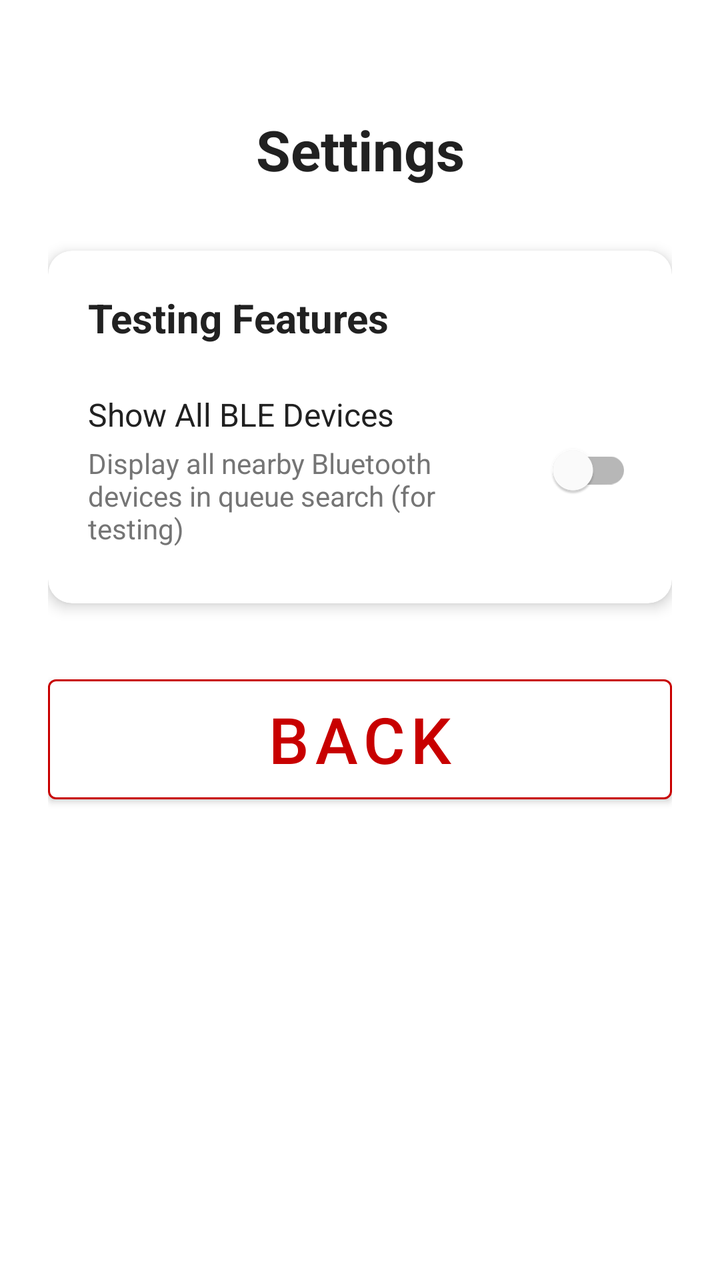
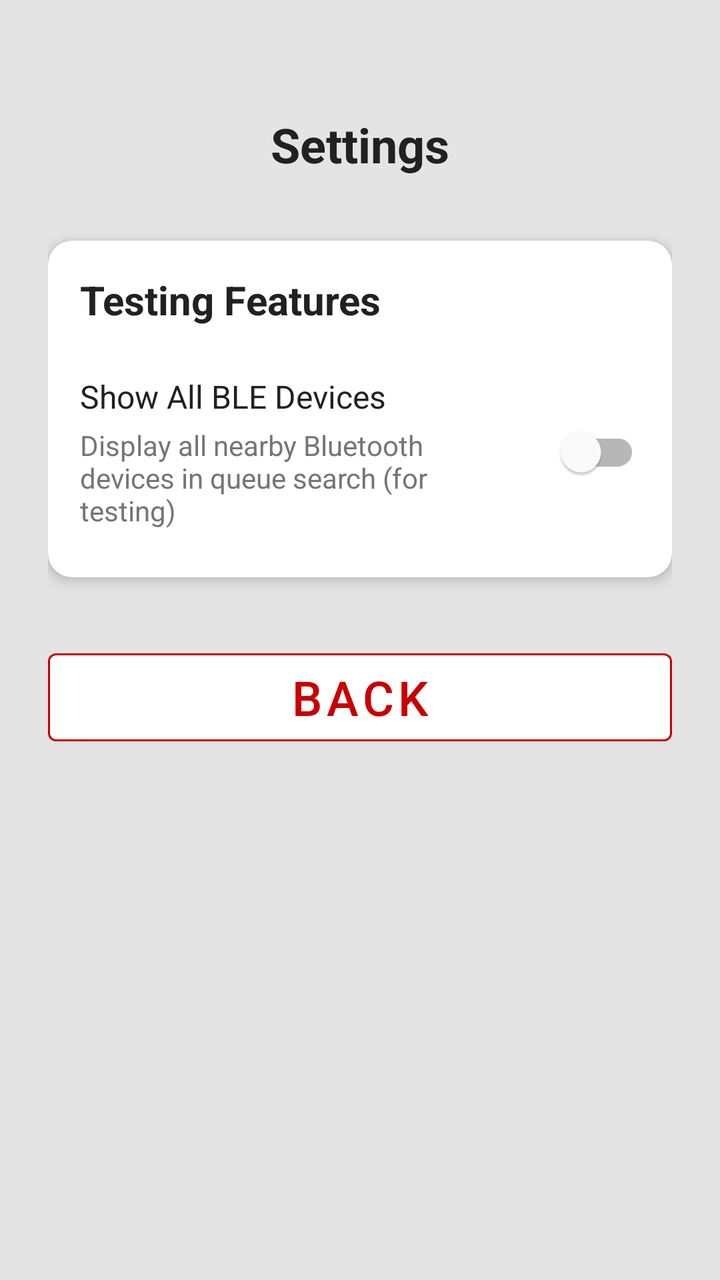

Two renders of the same Android screen: before a commit and after it. Below are the layout's source before the change and the commit's diff.
<!-- AndroidManifest.xml: application theme Theme.VQueue -->
<!-- res/layout/fragment_settings.xml -->
<?xml version="1.0" encoding="utf-8"?>
<androidx.core.widget.NestedScrollView xmlns:android="http://schemas.android.com/apk/res/android"
    xmlns:app="http://schemas.android.com/apk/res-auto"
    android:layout_width="match_parent"
    android:layout_height="match_parent"
    android:background="@color/background_primary"
    android:fillViewport="true">

    <androidx.constraintlayout.widget.ConstraintLayout
        android:layout_width="match_parent"
        android:layout_height="wrap_content"
        android:padding="24dp">

        
        <TextView
            android:id="@+id/headerText"
            android:layout_width="0dp"
            android:layout_height="wrap_content"
            android:text="Settings"
            android:textSize="28sp"
            android:textStyle="bold"
            android:textColor="@color/text_primary"
            android:gravity="center"
            android:layout_marginTop="32dp"
            app:layout_constraintTop_toTopOf="parent"
            app:layout_constraintStart_toStartOf="parent"
            app:layout_constraintEnd_toEndOf="parent" />

        
        <com.google.android.material.card.MaterialCardView
            android:id="@+id/testingCard"
            android:layout_width="0dp"
            android:layout_height="wrap_content"
            android:layout_marginTop="32dp"
            app:cardCornerRadius="12dp"
            app:cardElevation="4dp"
            app:cardBackgroundColor="@color/surface"
            app:layout_constraintTop_toBottomOf="@id/headerText"
            app:layout_constraintStart_toStartOf="parent"
            app:layout_constraintEnd_toEndOf="parent">

            <LinearLayout
                android:layout_width="match_parent"
                android:layout_height="wrap_content"
                android:orientation="vertical"
                android:padding="20dp">

                <TextView
                    android:layout_width="wrap_content"
                    android:layout_height="wrap_content"
                    android:text="Testing Features"
                    android:textSize="20sp"
                    android:textStyle="bold"
                    android:textColor="@color/text_primary"
                    android:layout_marginBottom="16dp" />

                
                <LinearLayout
                    android:layout_width="match_parent"
                    android:layout_height="wrap_content"
                    android:orientation="horizontal"
                    android:gravity="center_vertical"
                    android:paddingVertical="8dp">

                    <LinearLayout
                        android:layout_width="0dp"
                        android:layout_height="wrap_content"
                        android:layout_weight="1"
                        android:orientation="vertical">

                        <TextView
                            android:layout_width="wrap_content"
                            android:layout_height="wrap_content"
                            android:text="Show All BLE Devices"
                            android:textSize="16sp"
                            android:textColor="@color/text_primary" />

                        <TextView
                            android:layout_width="wrap_content"
                            android:layout_height="wrap_content"
                            android:layout_marginTop="4dp"
                            android:text="Display all nearby Bluetooth devices in queue search (for testing)"
                            android:textSize="14sp"
                            android:textColor="@color/text_secondary" />

                    </LinearLayout>

                    <com.google.android.material.switchmaterial.SwitchMaterial
                        android:id="@+id/showAllDevicesSwitch"
                        android:layout_width="wrap_content"
                        android:layout_height="wrap_content"
                        android:layout_marginStart="16dp" />

                </LinearLayout>

            </LinearLayout>

        </com.google.android.material.card.MaterialCardView>

        
        <com.google.android.material.button.MaterialButton
            android:id="@+id/backButton"
            android:layout_width="0dp"
            android:layout_height="72dp"
            android:layout_marginTop="32dp"
            android:text="Back"
            android:textSize="32sp"
            android:textColor="@color/primary"
            app:backgroundTint="@color/white"
            app:strokeColor="@color/primary"
            app:strokeWidth="1dp"
            app:layout_constraintTop_toBottomOf="@id/testingCard"
            app:layout_constraintStart_toStartOf="parent"
            app:layout_constraintEnd_toEndOf="parent" />

    </androidx.constraintlayout.widget.ConstraintLayout>

</androidx.core.widget.NestedScrollView>
<!-- resources referenced by this layout -->
<resources>
  <color name="background_primary">#FFFFFF</color>
  <color name="primary">#C80000</color>
  <color name="surface">#FFFFFFFF</color>
  <color name="text_primary">#FF212121</color>
  <color name="text_secondary">#FF757575</color>
  <color name="white">#FFFFFFFF</color>
  <style name="Theme.VQueue" parent="Theme.MaterialComponents.DayNight.DarkActionBar">
          <item name="windowActionBar">false</item>
          <item name="windowNoTitle">true</item>
          
          <item name="colorPrimary">@color/primary</item>
          <item name="colorPrimaryVariant">@color/primary_dark</item>
          <item name="colorOnPrimary">@color/text_on_primary</item>
          <item name="android:textColorSecondary">@color/text_on_primary</item>
  
          <item name="colorSecondary">@color/accent</item>
          <item name="colorOnSecondary">@color/text_on_primary</item>
  
          
          <item name="android:colorBackground">@color/background_primary</item>
          <item name="colorSurface">@color/surface</item>
          <item name="colorOnSurface">@color/text_primary</item>
  
          
          <item name="android:statusBarColor">@color/primary</item>
  
          <item name="cornerFamily">rounded</item>
          <item name="cornerSize">16dp</item>
      </style>
  <color name="primary_dark">#BB0000</color>
  <color name="text_on_primary">#FFFFFFFF</color>
  <color name="accent">#FF03DAC5</color>
</resources>

<!-- the commit's change to res/layout/fragment_settings.xml (unified diff, before → after) -->
@@ -3,13 +3,13 @@
     xmlns:app="http://schemas.android.com/apk/res-auto"
     android:layout_width="match_parent"
     android:layout_height="match_parent"
-    android:background="@color/background_primary"
+    android:background="@color/background"
     android:fillViewport="true">
 
     <androidx.constraintlayout.widget.ConstraintLayout
         android:layout_width="match_parent"
         android:layout_height="wrap_content"
-        android:padding="24dp">
+        android:padding="@dimen/padding_large">
 
         
         <TextView
@@ -17,11 +17,11 @@
             android:layout_width="0dp"
             android:layout_height="wrap_content"
             android:text="Settings"
-            android:textSize="28sp"
+            android:textSize="@dimen/text_size_header"
             android:textStyle="bold"
             android:textColor="@color/text_primary"
             android:gravity="center"
-            android:layout_marginTop="32dp"
+            android:layout_marginTop="@dimen/margin_xlarge"
             app:layout_constraintTop_toTopOf="parent"
             app:layout_constraintStart_toStartOf="parent"
             app:layout_constraintEnd_toEndOf="parent" />
@@ -32,8 +32,8 @@
             android:layout_width="0dp"
             android:layout_height="wrap_content"
             android:layout_marginTop="32dp"
-            app:cardCornerRadius="12dp"
-            app:cardElevation="4dp"
+            app:cardCornerRadius="@dimen/corner_radius_large"
+            app:cardElevation="@dimen/card_elevation"
             app:cardBackgroundColor="@color/surface"
             app:layout_constraintTop_toBottomOf="@id/headerText"
             app:layout_constraintStart_toStartOf="parent"
@@ -43,16 +43,16 @@
                 android:layout_width="match_parent"
                 android:layout_height="wrap_content"
                 android:orientation="vertical"
-                android:padding="20dp">
+                android:padding="@dimen/padding_medium">
 
                 <TextView
                     android:layout_width="wrap_content"
                     android:layout_height="wrap_content"
                     android:text="Testing Features"
-                    android:textSize="20sp"
+                    android:textSize="@dimen/text_size_title"
                     android:textStyle="bold"
                     android:textColor="@color/text_primary"
-                    android:layout_marginBottom="16dp" />
+                    android:layout_marginBottom="@dimen/margin_medium" />
 
                 
                 <LinearLayout
@@ -60,7 +60,7 @@
                     android:layout_height="wrap_content"
                     android:orientation="horizontal"
                     android:gravity="center_vertical"
-                    android:paddingVertical="8dp">
+                    android:paddingVertical="@dimen/padding_small">
 
                     <LinearLayout
                         android:layout_width="0dp"
@@ -72,7 +72,7 @@
                             android:layout_width="wrap_content"
                             android:layout_height="wrap_content"
                             android:text="Show All BLE Devices"
-                            android:textSize="16sp"
+                            android:textSize="@dimen/text_size_medium"
                             android:textColor="@color/text_primary" />
 
                         <TextView
@@ -80,7 +80,7 @@
                             android:layout_height="wrap_content"
                             android:layout_marginTop="4dp"
                             android:text="Display all nearby Bluetooth devices in queue search (for testing)"
-                            android:textSize="14sp"
+                            android:textSize="@dimen/text_size_body"
                             android:textColor="@color/text_secondary" />
 
                     </LinearLayout>
@@ -89,7 +89,7 @@
                         android:id="@+id/showAllDevicesSwitch"
                         android:layout_width="wrap_content"
                         android:layout_height="wrap_content"
-                        android:layout_marginStart="16dp" />
+                        android:layout_marginStart="@dimen/margin_medium" />
 
                 </LinearLayout>
 
@@ -101,12 +101,12 @@
         <com.google.android.material.button.MaterialButton
             android:id="@+id/backButton"
             android:layout_width="0dp"
-            android:layout_height="72dp"
-            android:layout_marginTop="32dp"
+            android:layout_height="@dimen/button_height_large"
+            android:layout_marginTop="@dimen/margin_xlarge"
             android:text="Back"
-            android:textSize="32sp"
+            android:textSize="@dimen/text_size_header"
             android:textColor="@color/primary"
-            app:backgroundTint="@color/white"
+            app:backgroundTint="@color/surface"
             app:strokeColor="@color/primary"
             app:strokeWidth="1dp"
             app:layout_constraintTop_toBottomOf="@id/testingCard"
<!-- resource entries referenced after the edit -->
@@ -1,25 +1,36 @@
 <!-- resources referenced by this layout -->
 <resources>
-  <color name="background_primary">#FFFFFF</color>
-  <color name="primary">#C80000</color>
-  <color name="surface">#FFFFFFFF</color>
-  <color name="text_primary">#FF212121</color>
-  <color name="text_secondary">#FF757575</color>
-  <color name="white">#FFFFFFFF</color>
+  <color name="background">@color/brand_gray_light</color>
+  <color name="primary">@color/brand_red</color>
+  <color name="surface">@color/brand_white</color>
+  <color name="text_primary">@color/brand_black</color>
+  <color name="text_secondary">@color/brand_gray_dark</color>
+  <dimen name="button_height_large">56dp</dimen>
+  <dimen name="card_elevation">4dp</dimen>
+  <dimen name="corner_radius_large">12dp</dimen>
+  <dimen name="margin_medium">16dp</dimen>
+  <dimen name="margin_xlarge">32dp</dimen>
+  <dimen name="padding_large">24dp</dimen>
+  <dimen name="padding_medium">16dp</dimen>
+  <dimen name="padding_small">8dp</dimen>
+  <dimen name="text_size_body">14sp</dimen>
+  <dimen name="text_size_header">24sp</dimen>
+  <dimen name="text_size_medium">16sp</dimen>
+  <dimen name="text_size_title">20sp</dimen>
   <style name="Theme.VQueue" parent="Theme.MaterialComponents.DayNight.DarkActionBar">
           <item name="windowActionBar">false</item>
           <item name="windowNoTitle">true</item>
           
           <item name="colorPrimary">@color/primary</item>
-          <item name="colorPrimaryVariant">@color/primary_dark</item>
-          <item name="colorOnPrimary">@color/text_on_primary</item>
-          <item name="android:textColorSecondary">@color/text_on_primary</item>
+          <item name="colorPrimaryVariant">@color/primary_variant</item>
+          <item name="colorOnPrimary">@color/on_primary</item>
+          <item name="android:textColorSecondary">@color/on_primary</item>
   
-          <item name="colorSecondary">@color/accent</item>
-          <item name="colorOnSecondary">@color/text_on_primary</item>
+          <item name="colorSecondary">@color/secondary</item>
+          <item name="colorOnSecondary">@color/on_secondary</item>
   
           
-          <item name="android:colorBackground">@color/background_primary</item>
+          <item name="android:colorBackground">@color/background</item>
           <item name="colorSurface">@color/surface</item>
           <item name="colorOnSurface">@color/text_primary</item>
   
@@ -29,8 +40,14 @@
           <item name="cornerFamily">rounded</item>
           <item name="cornerSize">16dp</item>
       </style>
-  <color name="primary_dark">#BB0000</color>
-  <color name="text_on_primary">#FFFFFFFF</color>
-  <color name="accent">#FF03DAC5</color>
+  <color name="brand_gray_light">#E4E4E4</color>
+  <color name="brand_red">#C80000</color>
+  <color name="brand_white">#FFFFFF</color>
+  <color name="brand_black">#212121</color>
+  <color name="brand_gray_dark">#757575</color>
+  <color name="primary_variant">@color/brand_red</color>
+  <color name="on_primary">@color/brand_white</color>
+  <color name="secondary">@color/brand_black</color>
+  <color name="on_secondary">@color/brand_white</color>
 </resources>
 
